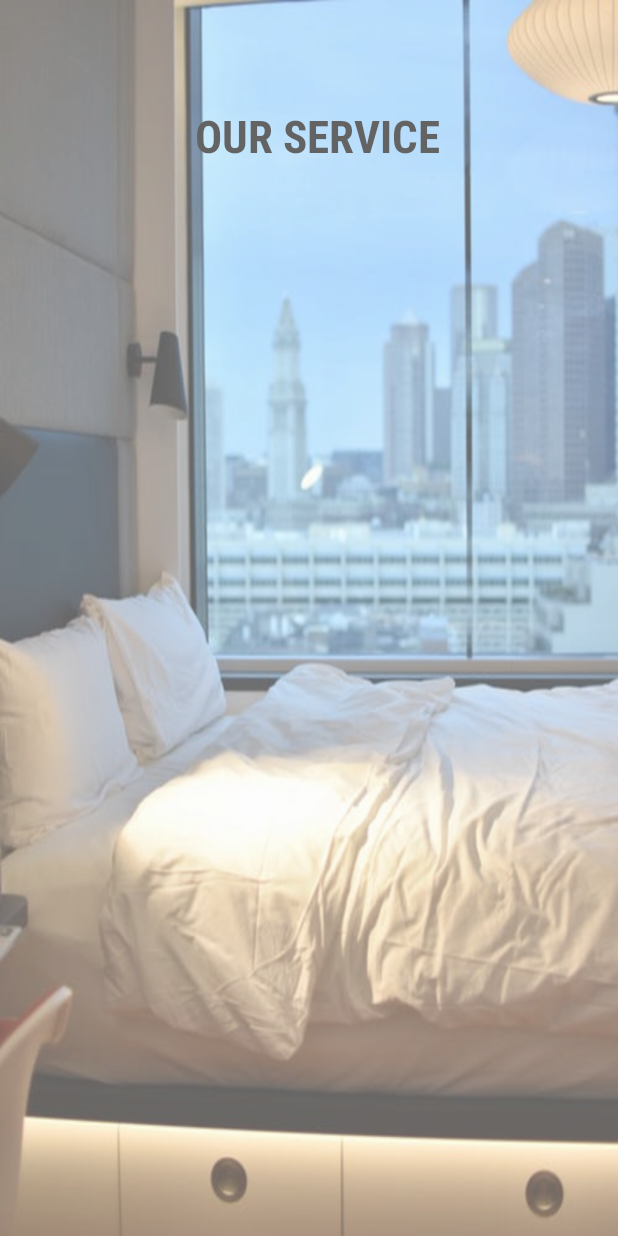
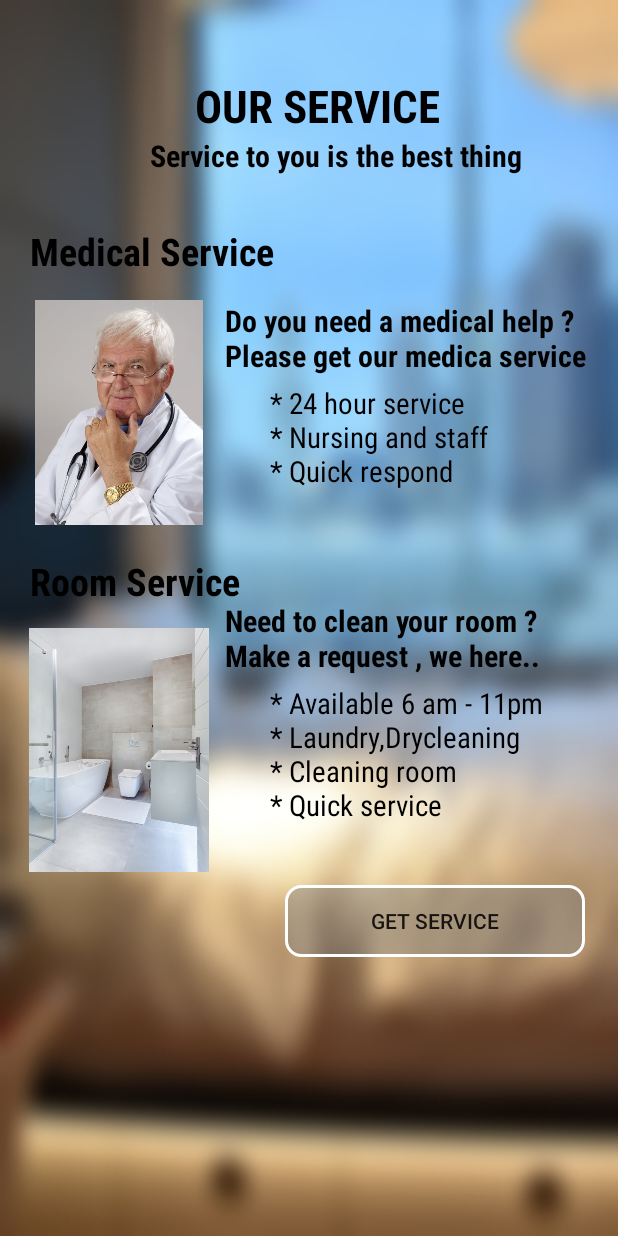
Before and after one commit to david95110/Hotel-Reservation, an Android app: the RoomserviceActivity screen opened directly, with no data from a screen before it, on a phone screen of 412 x 824 dp. Run offline under Robolectric (Android 15) with nearby library versions, the phone set to English and light mode, and no system bars.

Commit message:
get service

```diff
--- a/app/src/main/AndroidManifest.xml
+++ b/app/src/main/AndroidManifest.xml
@@ -31,7 +31,7 @@
             </intent-filter>
         </activity>
         <activity
-            android:name=".LoginActivity"
+            android:name=".GetserviceActivity"
             android:theme="@style/LoginAppTheme" />
         <activity
             android:name=".MainActivity"
--- a/app/src/main/java/com/example/hotelreservation/LoginActivity.java
+++ b/app/src/main/java/com/example/hotelreservation/GetserviceActivity.java
@@ -4,11 +4,11 @@ import androidx.appcompat.app.AppCompatActivity;
 
 import android.os.Bundle;
 
-public class LoginActivity extends AppCompatActivity {
+public class GetserviceActivity extends AppCompatActivity {
 
     @Override
     protected void onCreate(Bundle savedInstanceState) {
         super.onCreate(savedInstanceState);
-        setContentView(R.layout.activity_login);
+        setContentView(R.layout.activity_getservice);
     }
 }
--- a/app/src/main/java/com/example/hotelreservation/RoomserviceActivity.java
+++ b/app/src/main/java/com/example/hotelreservation/RoomserviceActivity.java
@@ -2,13 +2,32 @@ package com.example.hotelreservation;
 
 import androidx.appcompat.app.AppCompatActivity;
 
+import android.content.Intent;
 import android.os.Bundle;
+import android.view.View;
+import android.widget.Button;
 
 public class RoomserviceActivity extends AppCompatActivity {
+
+    private Button getservice;
 
     @Override
     protected void onCreate(Bundle savedInstanceState) {
         super.onCreate(savedInstanceState);
         setContentView(R.layout.activity_roomservice);
+
+        getservice = (Button) findViewById(R.id.getServiceBtn);
+        getservice.setOnClickListener(new View.OnClickListener() {
+            @Override
+            public void onClick(View view) {
+                openGetservice();
+            }
+        });
+
+    }
+
+    public void openGetservice(){
+        Intent intent = new Intent(this,GetserviceActivity.class);
+        startActivity(intent);
     }
 }
--- a/app/src/main/res/layout/activity_roomservice.xml
+++ b/app/src/main/res/layout/activity_roomservice.xml
@@ -5,18 +5,137 @@
     android:layout_width="match_parent"
     android:layout_height="match_parent"
     tools:context=".RoomserviceActivity"
-    android:background="@drawable/service"
-    android:alpha="0.6">
+    android:background="@drawable/service1"
+    >
 
     <TextView
         android:id="@+id/textView9"
         android:layout_width="wrap_content"
         android:layout_height="wrap_content"
         android:text="OUR SERVICE"
-        android:layout_marginTop="70dp"
+        android:layout_marginTop="50dp"
         android:layout_marginLeft="130dp"
         android:textStyle="bold"
         android:fontFamily="sans-serif-condensed"
         android:textSize="30dp"
         android:textColor="#000000" />
+
+    <TextView
+        android:id="@+id/textView12"
+        android:layout_width="wrap_content"
+        android:layout_height="wrap_content"
+        android:text="Service to you is the best thing"
+        android:layout_marginTop="90dp"
+        android:layout_marginLeft="100dp"
+        android:textStyle="bold"
+        android:fontFamily="sans-serif-condensed"
+        android:textSize="20dp"
+        android:textColor="#000000" />
+
+    <TextView
+        android:id="@+id/textView15"
+        android:layout_width="wrap_content"
+        android:layout_height="wrap_content"
+        android:text="Medical Service"
+        android:layout_marginTop="150dp"
+        android:layout_marginLeft="20dp"
+        android:textStyle="bold"
+        android:fontFamily="sans-serif-condensed"
+        android:textSize="25dp"
+        android:textColor="#000000"/>
+
+    <TextView
+        android:id="@+id/textView14"
+        android:layout_width="wrap_content"
+        android:layout_height="wrap_content"
+        android:text="Do you need a medical help ?
+        Please get our medica service"
+        android:layout_marginTop="200dp"
+        android:layout_marginLeft="150dp"
+        android:textStyle="bold"
+        android:fontFamily="sans-serif-condensed"
+        android:textSize="20dp"
+        android:textColor="#000000" />
+
+
+    <TextView
+        android:id="@+id/textView16"
+        android:layout_width="wrap_content"
+        android:layout_height="wrap_content"
+        android:text="* 24 hour service
+                            * Nursing and staff
+                                * Quick respond"
+        android:layout_marginTop="255dp"
+        android:layout_marginLeft="180dp"
+        android:textStyle=""
+        android:fontFamily="sans-serif-condensed"
+        android:textSize="19dp"
+        android:textColor="#000000"/>
+
+    <ImageView
+        android:id="@+id/imageView3"
+        android:layout_width="120dp"
+        android:layout_height="150dp"
+        app:srcCompat="@drawable/medi"
+        android:layout_marginTop="200dp"
+        android:layout_marginLeft="19dp"/>
+
+    <TextView
+        android:id="@+id/textView17"
+        android:layout_width="wrap_content"
+        android:layout_height="wrap_content"
+        android:text="Room Service"
+        android:layout_marginTop="370dp"
+        android:layout_marginLeft="20dp"
+        android:textStyle="bold"
+        android:fontFamily="sans-serif-condensed"
+        android:textSize="25dp"
+        android:textColor="#000000"/>
+
+    <ImageView
+        android:id="@+id/imageView4"
+        android:layout_width="120dp"
+        android:layout_height="200dp"
+        app:srcCompat="@drawable/room"
+        android:layout_marginTop="400dp"
+        android:layout_marginLeft="19dp"/>
+
+    <TextView
+        android:id="@+id/textView18"
+        android:layout_width="wrap_content"
+        android:layout_height="wrap_content"
+        android:text="Need to clean your room ?
+                      Make a request , we here.."
+        android:layout_marginTop="400dp"
+        android:layout_marginLeft="150dp"
+        android:textStyle="bold"
+        android:fontFamily="sans-serif-condensed"
+        android:textSize="20dp"
+        android:textColor="#000000" />
+
+    <TextView
+        android:id="@+id/textView19"
+        android:layout_width="wrap_content"
+        android:layout_height="wrap_content"
+        android:text="* Available 6 am - 11pm
+                            * Laundry,Drycleaning
+                                * Cleaning room
+                                    * Quick service"
+        android:layout_marginTop="455dp"
+        android:layout_marginLeft="180dp"
+        android:textStyle=""
+        android:fontFamily="sans-serif-condensed"
+        android:textSize="19dp"
+        android:textColor="#000000"/>
+
+    <Button
+        android:id="@+id/getServiceBtn"
+        android:layout_width="200dp"
+        android:layout_height="wrap_content"
+        android:text="GET SERVICE"
+        android:layout_marginTop="590dp"
+        android:layout_marginLeft="190dp"
+        android:background="@drawable/button"/>
+
+
 </RelativeLayout>
```
Also changed, not shown: app/src/main/res/layout/activity_getservice.xml (renamed from app/src/main/res/layout/activity_login.xml, +47 -6 lines), app/src/main/res/drawable-v24/service.jpeg (deleted), app/src/main/res/drawable/medi.jpeg (added), app/src/main/res/drawable/room.jpeg (added), app/src/main/res/drawable/service1.jpg (added).
